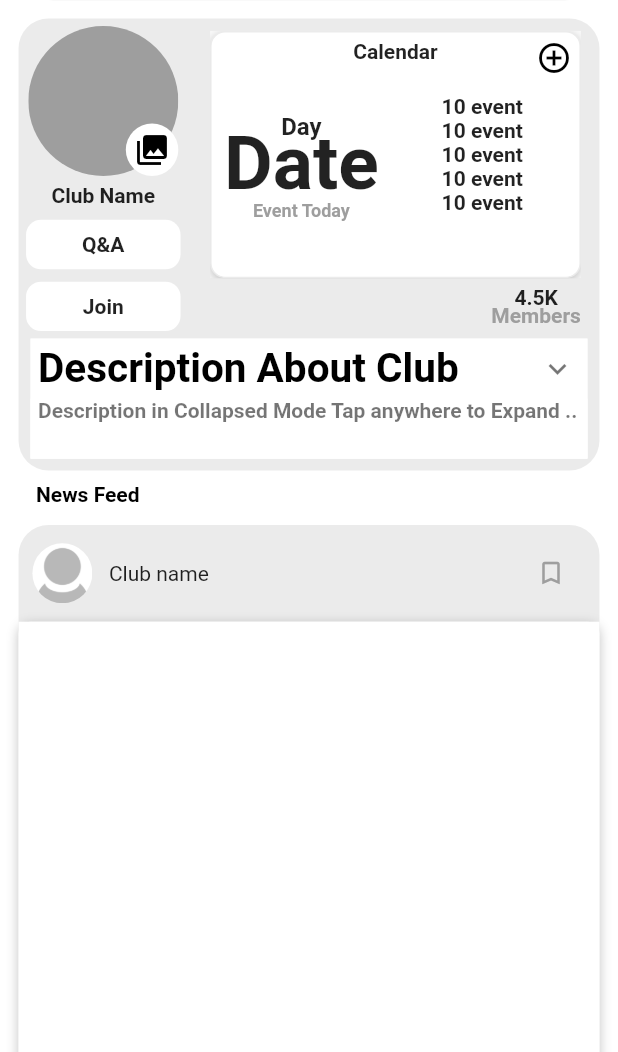
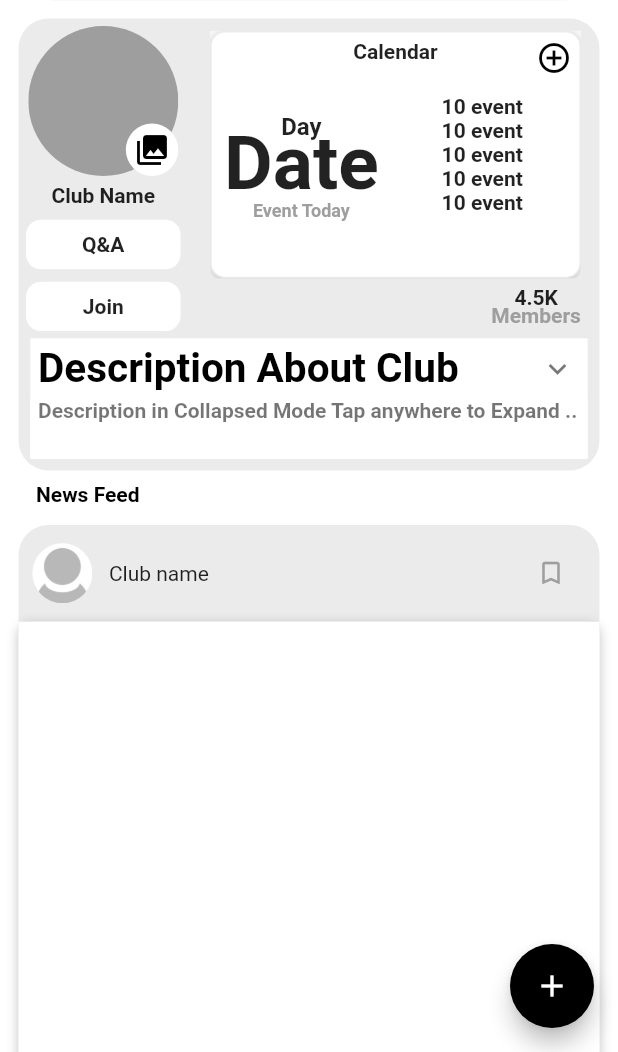
Before and after one commit to aunderu/RacRoad, a Flutter app: the ClubDetailsPage screen opened directly, on a phone screen of 412 x 824 dp, the part 184-1236 px from its top. Run offline on Flutter 3.47's test engine with Material 2 defaults, Android fonts, the phone set to English and light mode, and no system bars; drawn by our look-alikes of expandable, flutter_speed_dial; our stand-ins replace easy_debounce, fluttertoast, google_fonts, like_button; Roboto replaces fonts that are missing (Sarabun).

Commit message:
FAB added

```diff
--- a/lib/home/pages/club/club_details.dart
+++ b/lib/home/pages/club/club_details.dart
@@ -1,6 +1,8 @@
 import 'package:easy_debounce/easy_debounce.dart';
 import 'package:expandable/expandable.dart';
 import 'package:flutter/material.dart';
+import 'package:flutter/rendering.dart';
+import 'package:flutter_speed_dial/flutter_speed_dial.dart';
 import 'package:google_fonts/google_fonts.dart';
 import 'package:like_button/like_button.dart';
 import 'package:project_b/home/pages/club/view_calentar.dart';
@@ -14,6 +16,7 @@ class ClubDetailsPage extends StatefulWidget {
 
 class _ClubDetailsPageState extends State<ClubDetailsPage> {
   TextEditingController? searchController;
+  bool isFabVisible = true;
 
   final scaffoldKey = GlobalKey<ScaffoldState>();
 
@@ -29,7 +32,43 @@ class _ClubDetailsPageState extends State<ClubDetailsPage> {
     return Scaffold(
       key: scaffoldKey,
       backgroundColor: Colors.white,
-      body: NestedScrollView(
+      floatingActionButton: isFabVisible
+          ? SpeedDial(
+              icon: Icons.add,
+              backgroundColor: Colors.black,
+              activeIcon: Icons.close,
+              spaceBetweenChildren: 1,
+              spacing: 10,
+              children: [
+                SpeedDialChild(
+                  child: const Icon(Icons.camera_alt_outlined),
+                  label: "Camera",
+                ),
+                SpeedDialChild(
+                  child: const Icon(Icons.live_tv_outlined),
+                  label: "Live",
+                ),
+                SpeedDialChild(
+                  child: const Icon(Icons.add_photo_alternate_outlined),
+                  label: "Photo/Video",
+                ),
+                SpeedDialChild(
+                  child: const Icon(Icons.border_color_outlined),
+                  label: "Post",
+                ),
+              ],
+            )
+          : null,
+      body: NotificationListener<UserScrollNotification>(
+        onNotification: (notification) {
+          if (notification.direction == ScrollDirection.forward) {
+            if (!isFabVisible) setState(() => isFabVisible = true);
+          } else if (notification.direction == ScrollDirection.reverse) {
+            if (isFabVisible) setState(() => isFabVisible = false);
+          }
+          return true;
+        },
+        child: NestedScrollView(
           floatHeaderSlivers: true,
           headerSliverBuilder: (context, innerBoxIsScrolled) => [
             SliverAppBar(
@@ -96,7 +135,8 @@ class _ClubDetailsPageState extends State<ClubDetailsPage> {
                 crossAxisAlignment: CrossAxisAlignment.start,
                 children: [
                   Padding(
-                  padding: const EdgeInsetsDirectional.fromSTEB(16, 8, 16, 12),
+                    padding:
+                        const EdgeInsetsDirectional.fromSTEB(16, 8, 16, 12),
                     child: Row(
                       mainAxisSize: MainAxisSize.max,
                       children: [
@@ -183,6 +223,7 @@ class _ClubDetailsPageState extends State<ClubDetailsPage> {
                     ),
                   ),
                 ],
+              ),
             ),
           ),
         ),
--- a/pubspec.yaml
+++ b/pubspec.yaml
@@ -51,6 +51,7 @@ dependencies:
   easy_debounce: ^2.0.2+1
   like_button: ^2.0.4
   expandable: ^5.0.1
+  flutter_speed_dial: ^6.0.0
 
 dev_dependencies:
   flutter_test:
```
Also changed, not shown: lib/home/pages/sos.dart (+11 -1 lines), pubspec.lock. Lines whose indentation alone changed are shown as unchanged.
